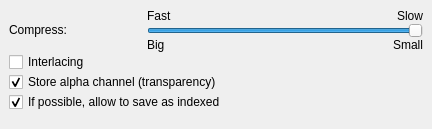
The window that krita/plugins/formats/png/kis_wdg_options_png.ui (KDE/krita) describes before a commit, drawn with Qt 5.
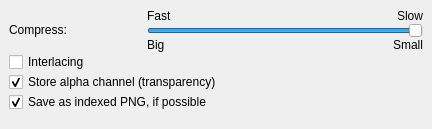
The same window after the commit.

Commit message: Try to improve wording

The edit to the form file:
```diff
--- a/krita/plugins/formats/png/kis_wdg_options_png.ui
+++ b/krita/plugins/formats/png/kis_wdg_options_png.ui
@@ -160,7 +160,7 @@
       <string>Saving as indexed images allow to make smaller PNG, when this option is checked, a test will be perform to determine whether it is possible to save as indexed.</string>
      </property>
      <property name="text">
-      <string>If possible, allow to save as indexed</string>
+      <string>Save as indexed PNG, if possible</string>
      </property>
      <property name="checked">
       <bool>true</bool>
```
Left out of the diff: 2 changed lines with no effect on the pictures.
